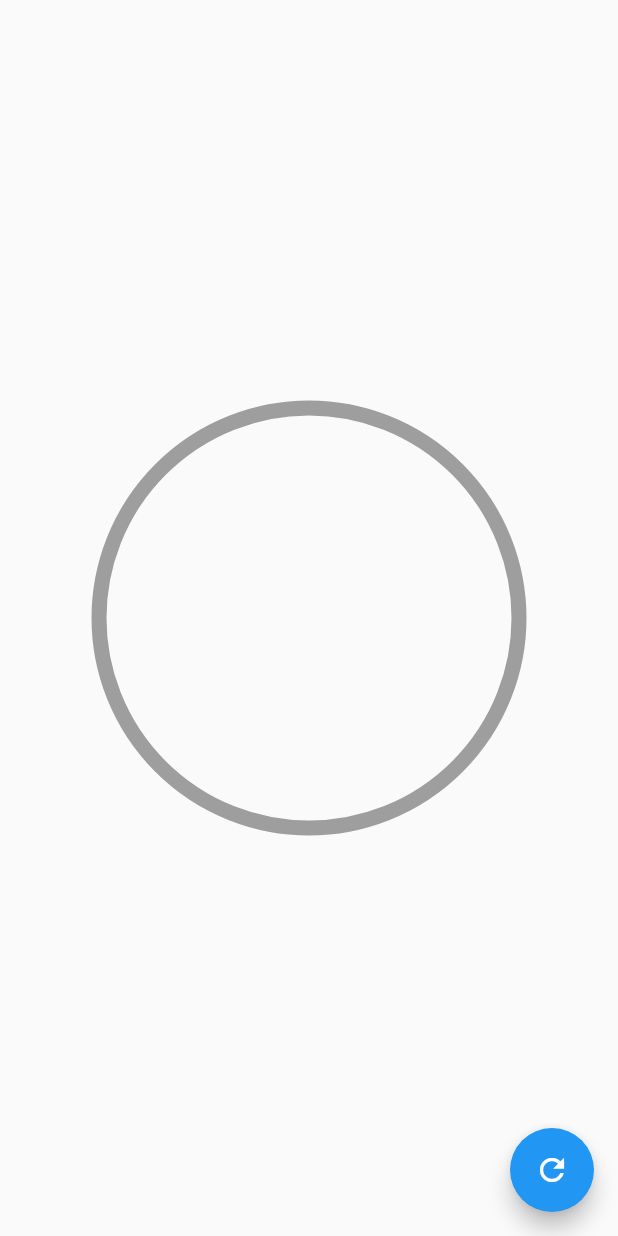
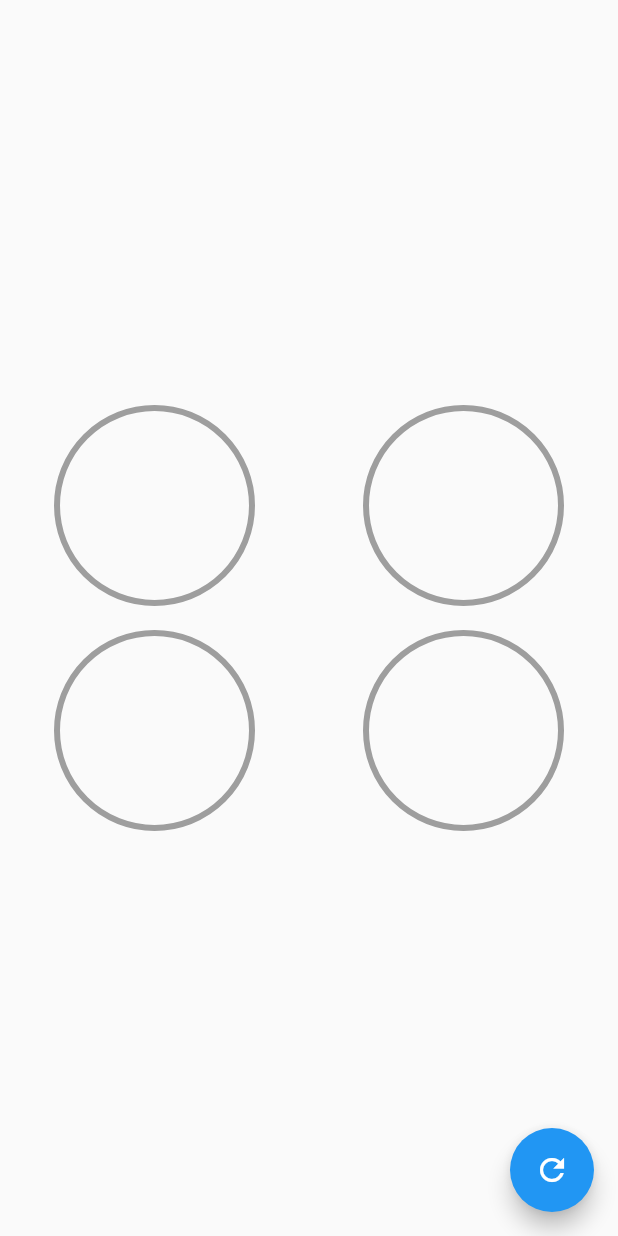
Before and after one commit to IsmarRomero/flutter-disenios-avanzado, a Flutter app: the GraficasCircularesPage screen opened directly, on a phone screen of 412 x 824 dp. Run offline on Flutter 3.47's test engine with Material 2 defaults, Android fonts, the phone set to English and light mode, and no system bars; our stand-ins replace flutter_svg.

Commit message:
Slideshow, graficas

```diff
--- a/lib/pages/graficas_circulas_page.dart
+++ b/lib/pages/graficas_circulas_page.dart
@@ -24,14 +24,47 @@ class _GraficasCircularesPageState extends State<GraficasCircularesPage> {
           });
         },
       ),
-      body: Center(
-        child: Container(
-          width: 300,
-          height: 300,
-          child: RadialProgress(porcentaje: porcentaje, colorPrimario: Colors.red,
-           colorSecundario: Colors.grey, grosorSecundario: 10, grosorPrimario: 10,),
-          // child:  Text('$porcentaje %', style: TextStyle(fontSize: 50.0)),
-        ),)
+      body: Column(
+        mainAxisAlignment: MainAxisAlignment.center,
+        children: <Widget> [
+          Row(
+            mainAxisAlignment: MainAxisAlignment.spaceAround,
+            children: <Widget>[
+             CustomRadialProgress(porcentaje: porcentaje, color: Colors.blue,),
+              CustomRadialProgress(porcentaje: porcentaje, color: Colors.red)
+          ],
+
+
+          ),
+          Row(
+            mainAxisAlignment: MainAxisAlignment.spaceAround,
+            children: <Widget>[
+             CustomRadialProgress(porcentaje: porcentaje, color: Colors.purple,),
+              CustomRadialProgress(porcentaje: porcentaje, color: Colors.pink)
+          ],)
+        ]
+      )
     );
   }
 }
+
+class CustomRadialProgress extends StatelessWidget {
+  const CustomRadialProgress({
+    @required this.porcentaje,
+    @required this.color,
+  });
+
+  final double porcentaje;
+  final Color color;
+
+  @override
+  Widget build(BuildContext context) {
+    return Container(
+      width: 150,
+      height: 150,
+      child: RadialProgress(porcentaje: porcentaje, colorPrimario: color,
+       colorSecundario: Colors.grey, grosorSecundario: 4, grosorPrimario: 10,),
+      // child:  Text('$porcentaje %', style: TextStyle(fontSize: 50.0)),
+    );
+  }
+}
--- a/pubspec.yaml
+++ b/pubspec.yaml
@@ -28,6 +28,8 @@ dependencies:
   # The following adds the Cupertino Icons font to your application.
   # Use with the CupertinoIcons class for iOS style icons.
   cupertino_icons: ^0.1.3
+  flutter_svg: ^0.17.4
+  provider: ^4.3.1
 
 dev_dependencies:
   flutter_test:
@@ -45,8 +47,8 @@ flutter:
   uses-material-design: true
 
   # To add assets to your application, add an assets section, like this:
-  # assets:
-  #   - images/a_dot_burr.jpeg
+  assets:
+    - assets/svgs/
   #   - images/a_dot_ham.jpeg
 
   # An image asset can refer to one or more resolution-specific "variants", see
```
Also changed, not shown: lib/labs/slideshow_page.dart (added, +113 -0 lines), lib/main.dart (+5 -4 lines), lib/models/slider_model.dart (added, +13 -0 lines), lib/pages/slideshow_page.dart (added, +26 -0 lines), lib/widgets/radial_progress.dart (+16 -1 lines), lib/widgets/slideshow.dart (added, +185 -0 lines), assets/svgs/1.svg (added), assets/svgs/2.svg (added), assets/svgs/3.svg (added), assets/svgs/4.svg (added), assets/svgs/5.svg (added), pubspec.lock.
